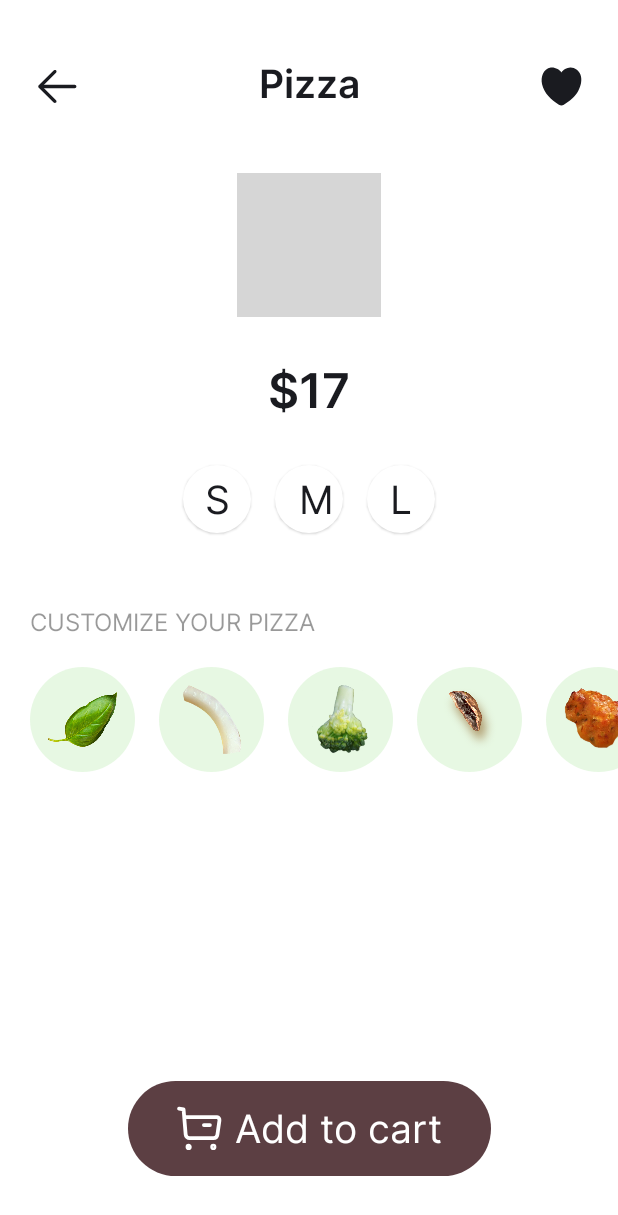
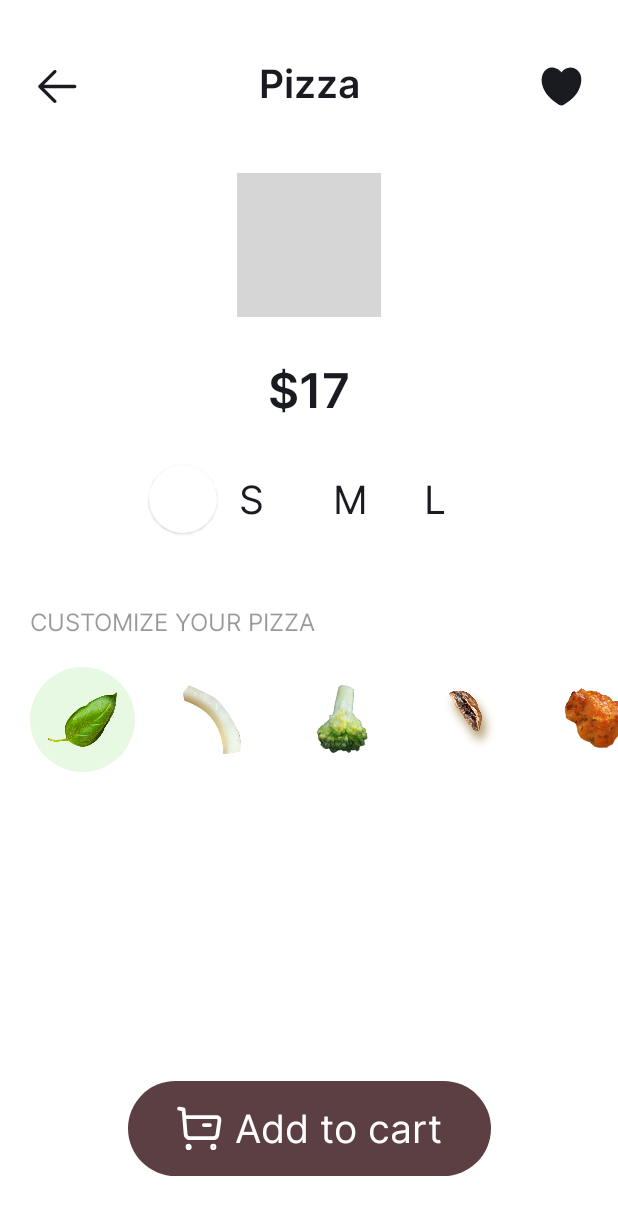
Before and after one commit to Shehab-m/PizzAnimation, an Android app built with Jetpack Compose: the screen it shows after launch (MainActivity), after a tap on "topping", on a phone screen of 412 x 824 dp. Shown: the top 1215 px of the screen. Run offline under Robolectric (Android 15) with nearby library versions, the phone set to English and light mode, and no system bars; our stand-ins replace Dagger/Hilt's generated code; grey boxes are pictures that could not be loaded.

Commit message:
finish first impl

```diff
--- a/app/src/main/java/com/cheesecake/pizzaapp/presentation/PizzaScreen.kt
+++ b/app/src/main/java/com/cheesecake/pizzaapp/presentation/PizzaScreen.kt
@@ -10,11 +10,15 @@ import androidx.compose.foundation.layout.Spacer
 import androidx.compose.foundation.layout.fillMaxSize
 import androidx.compose.foundation.layout.fillMaxWidth
 import androidx.compose.foundation.layout.padding
+import androidx.compose.foundation.layout.size
 import androidx.compose.foundation.lazy.LazyRow
 import androidx.compose.foundation.lazy.items
+import androidx.compose.foundation.shape.CircleShape
 import androidx.compose.foundation.shape.RoundedCornerShape
 import androidx.compose.material3.Button
 import androidx.compose.material3.ButtonDefaults
+import androidx.compose.material3.Card
+import androidx.compose.material3.CardDefaults
 import androidx.compose.material3.Icon
 import androidx.compose.material3.Text
 import androidx.compose.runtime.Composable
@@ -31,6 +35,7 @@ import com.cheesecake.pizzaapp.R
 import com.cheesecake.pizzaapp.presentation.composable.PizzaSizeCard
 import com.cheesecake.pizzaapp.presentation.composable.PizzaViewModel
 import com.cheesecake.pizzaapp.presentation.composable.ToppingCard
+import com.cheesecake.pizzaapp.presentation.state.PizzaUIState
 import com.cheesecake.pizzaapp.ui.theme.Grey
 import com.cheesecake.pizzaapp.ui.theme.Marron
 import com.cheesecake.pizzaapp.ui.theme.Typography
@@ -86,6 +91,13 @@ fun PizzaScreenContent(state: PizzaUIState) {
             horizontalArrangement = Arrangement.Center,
             verticalAlignment = Alignment.CenterVertically
         ) {
+
+            Card(modifier = Modifier
+                .size(45.dp),
+                colors = CardDefaults.cardColors(White),
+                shape = CircleShape,
+                elevation = CardDefaults.cardElevation(1.dp)
+            ){}
 
             PizzaSizeCard(text = "S")
             PizzaSizeCard(text = "M", modifier = Modifier.padding(horizontal = 16.dp))
--- a/app/src/main/java/com/cheesecake/pizzaapp/presentation/PizzaUIState.kt
+++ /dev/null
@@ -1,5 +0,0 @@
-package com.cheesecake.pizzaapp.presentation
-
-data class PizzaUIState(
-    val toppings: List<Int> = emptyList()
-)
--- /dev/null
+++ b/app/src/main/java/com/cheesecake/pizzaapp/presentation/composable/CreateRipple.kt
@@ -0,0 +1,18 @@
+package com.cheesecake.pizzaapp.presentation.composable
+
+import androidx.compose.foundation.interaction.MutableInteractionSource
+import androidx.compose.material.ripple.rememberRipple
+import androidx.compose.runtime.Composable
+import androidx.compose.runtime.remember
+import androidx.compose.ui.graphics.Color
+import com.cheesecake.pizzaapp.ui.theme.Green
+
+@Composable
+fun CreateMutableInteractionSource(): MutableInteractionSource = remember {
+    MutableInteractionSource()
+}
+
+@Composable
+fun CreateIndication(
+    bounded: Boolean = true, color: Color = Green
+) = rememberRipple(bounded = bounded, color = color)
--- a/app/src/main/java/com/cheesecake/pizzaapp/presentation/composable/PizzaSizeCard.kt
+++ b/app/src/main/java/com/cheesecake/pizzaapp/presentation/composable/PizzaSizeCard.kt
@@ -11,6 +11,7 @@ import androidx.compose.material3.Text
 import androidx.compose.runtime.Composable
 import androidx.compose.ui.Alignment
 import androidx.compose.ui.Modifier
+import androidx.compose.ui.graphics.Color
 import androidx.compose.ui.tooling.preview.Preview
 import androidx.compose.ui.unit.dp
 import com.cheesecake.pizzaapp.ui.theme.Typography
@@ -21,9 +22,8 @@ import com.cheesecake.pizzaapp.ui.theme.White
 fun PizzaSizeCard(text: String, modifier: Modifier = Modifier) {
     Card(modifier = modifier
         .size(45.dp),
-        colors = CardDefaults.cardColors(White),
+        colors = CardDefaults.cardColors(Color.Transparent),
         shape = CircleShape,
-        elevation = CardDefaults.cardElevation(1.dp),
         onClick = {}
     ) {
         Box(modifier = Modifier.fillMaxSize())
--- a/app/src/main/java/com/cheesecake/pizzaapp/presentation/composable/PizzaViewModel.kt
+++ b/app/src/main/java/com/cheesecake/pizzaapp/presentation/composable/PizzaViewModel.kt
@@ -2,7 +2,7 @@ package com.cheesecake.pizzaapp.presentation.composable
 
 import androidx.lifecycle.ViewModel
 import com.cheesecake.pizzaapp.R
-import com.cheesecake.pizzaapp.presentation.PizzaUIState
+import com.cheesecake.pizzaapp.presentation.state.PizzaUIState
 import dagger.hilt.android.lifecycle.HiltViewModel
 import kotlinx.coroutines.flow.MutableStateFlow
 import kotlinx.coroutines.flow.asStateFlow
@@ -22,13 +22,20 @@ class PizzaViewModel @Inject constructor() : ViewModel() {
     private fun initData() {
         _state.update {
             it.copy(
-                listOf(
+                toppings = listOf(
                     R.drawable.basil_3,
                     R.drawable.onion_3,
                     R.drawable.broccoli_3,
                     R.drawable.mushroom_3,
                     R.drawable.sausage_3,
-                )
+                ),
+                bread = listOf(
+                    R.drawable.bread_1,
+                    R.drawable.bread_2,
+                    R.drawable.bread_3,
+                    R.drawable.bread_4,
+                    R.drawable.bread_5,
+                ),
             )
         }
     }
--- a/app/src/main/java/com/cheesecake/pizzaapp/presentation/composable/ToppingCard.kt
+++ b/app/src/main/java/com/cheesecake/pizzaapp/presentation/composable/ToppingCard.kt
@@ -1,6 +1,8 @@
 package com.cheesecake.pizzaapp.presentation.composable
 
+import androidx.compose.animation.animateColorAsState
 import androidx.compose.foundation.Image
+import androidx.compose.foundation.clickable
 import androidx.compose.foundation.layout.Box
 import androidx.compose.foundation.layout.fillMaxSize
 import androidx.compose.foundation.layout.padding
@@ -10,28 +12,53 @@ import androidx.compose.material3.Card
 import androidx.compose.material3.CardDefaults
 import androidx.compose.material3.ExperimentalMaterial3Api
 import androidx.compose.runtime.Composable
+import androidx.compose.runtime.getValue
+import androidx.compose.runtime.mutableStateOf
+import androidx.compose.runtime.remember
+import androidx.compose.runtime.saveable.rememberSaveable
+import androidx.compose.runtime.setValue
 import androidx.compose.ui.Alignment
 import androidx.compose.ui.Modifier
+import androidx.compose.ui.graphics.Color
 import androidx.compose.ui.graphics.painter.Painter
 import androidx.compose.ui.res.painterResource
 import androidx.compose.ui.tooling.preview.Preview
 import androidx.compose.ui.unit.dp
 import com.cheesecake.pizzaapp.R
+import com.cheesecake.pizzaapp.presentation.state.CardToppingState
+import com.cheesecake.pizzaapp.presentation.state.nextState
 import com.cheesecake.pizzaapp.ui.theme.Green
 
 @OptIn(ExperimentalMaterial3Api::class)
 @Composable
-fun ToppingCard(image:Painter, modifier: Modifier = Modifier) {
-    Card(modifier = modifier
-        .size(70.dp),
-        colors = CardDefaults.cardColors(Green),
+fun ToppingCard(image: Painter, modifier: Modifier = Modifier) {
+    var state by rememberSaveable {
+        mutableStateOf(CardToppingState.NOT_SELECTED)
+    }
+
+    val containerColor by animateColorAsState(
+        targetValue = when (state) {
+            CardToppingState.NOT_SELECTED -> Color.Transparent
+            else -> Green
+        }
+    )
+
+    Card(
+        modifier = modifier
+            .size(70.dp)
+            .clickable(
+                interactionSource = CreateMutableInteractionSource(),
+                indication = null
+            ) { state = state.nextState() },
+        colors = CardDefaults.cardColors(containerColor),
         shape = CircleShape,
-        onClick = {}
     ) {
         Box(modifier = Modifier.fillMaxSize())
         {
             Image(
-                modifier = Modifier.align(Alignment.Center).padding(12.dp),
+                modifier = Modifier
+                    .align(Alignment.Center)
+                    .padding(12.dp),
                 painter = image, contentDescription = "topping",
             )
         }
--- /dev/null
+++ b/app/src/main/java/com/cheesecake/pizzaapp/presentation/state/CardToppingState.kt
@@ -0,0 +1,12 @@
+package com.cheesecake.pizzaapp.presentation.state
+
+enum class CardToppingState {
+    SELECTED, NOT_SELECTED;
+}
+
+fun CardToppingState.nextState(): CardToppingState {
+    return when(this) {
+        CardToppingState.NOT_SELECTED -> CardToppingState.SELECTED
+        CardToppingState.SELECTED -> CardToppingState.NOT_SELECTED
+    }
+}
--- /dev/null
+++ b/app/src/main/java/com/cheesecake/pizzaapp/presentation/state/PizzaUIState.kt
@@ -0,0 +1,6 @@
+package com.cheesecake.pizzaapp.presentation.state
+
+data class PizzaUIState(
+    val toppings: List<Int> = emptyList(),
+    val bread: List<Int> = emptyList()
+)
```
Also changed, not shown: app/build.gradle (+11 -11 lines).
